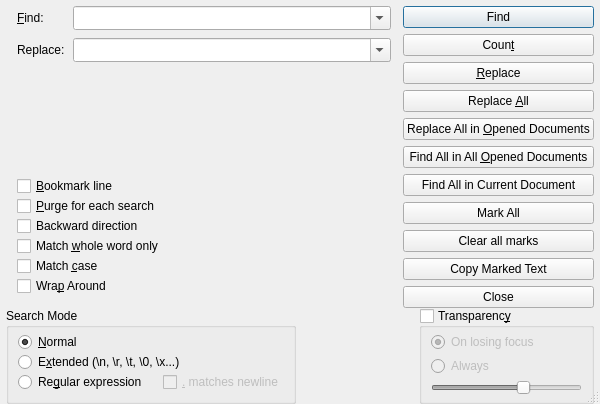
The window that src/dialogs/FindReplaceDialog.ui (alsyundawy/NoteSciPad) describes before a commit, drawn with Qt 5.
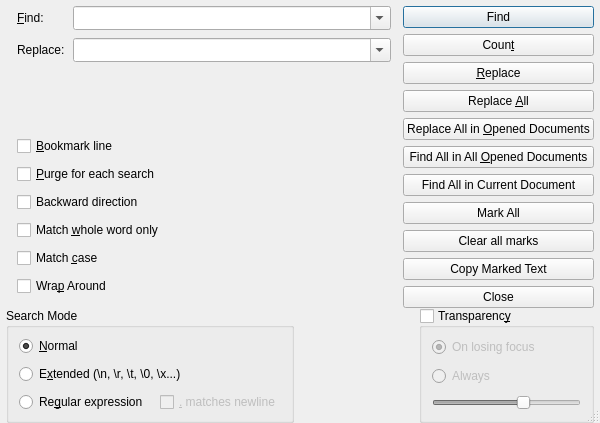
The same window after the commit.

```diff
--- a/src/dialogs/FindReplaceDialog.ui
+++ b/src/dialogs/FindReplaceDialog.ui
@@ -70,10 +70,19 @@
          </property>
          <layout class="QVBoxLayout" name="verticalLayout">
           <property name="spacing">
-           <number>0</number>
+           <number>8</number>
+          </property>
+          <property name="leftMargin">
+           <number>10</number>
           </property>
           <property name="topMargin">
-           <number>4</number>
+           <number>8</number>
+          </property>
+          <property name="rightMargin">
+           <number>10</number>
+          </property>
+          <property name="bottomMargin">
+           <number>8</number>
           </property>
           <item>
            <widget class="QRadioButton" name="radioNormalSearch">
@@ -110,7 +119,7 @@
           <item>
            <layout class="QHBoxLayout" name="horizontalLayout_4">
             <property name="spacing">
-             <number>16</number>
+             <number>12</number>
             </property>
             <item>
              <widget class="QRadioButton" name="radioRegexSearch">
@@ -186,13 +195,19 @@
        </property>
        <layout class="QVBoxLayout" name="verticalLayout_2">
         <property name="spacing">
-         <number>4</number>
+         <number>8</number>
+        </property>
+        <property name="leftMargin">
+         <number>10</number>
         </property>
         <property name="topMargin">
-         <number>4</number>
+         <number>8</number>
+        </property>
+        <property name="rightMargin">
+         <number>10</number>
         </property>
         <property name="bottomMargin">
-         <number>4</number>
+         <number>8</number>
         </property>
         <item>
          <widget class="QRadioButton" name="radioOnLosingFocus">
@@ -473,7 +488,7 @@
        <item>
         <layout class="QVBoxLayout" name="verticalLayout_6">
          <property name="spacing">
-          <number>0</number>
+          <number>8</number>
          </property>
          <item>
           <widget class="QCheckBox" name="checkBoxBookmarkLine">
```
